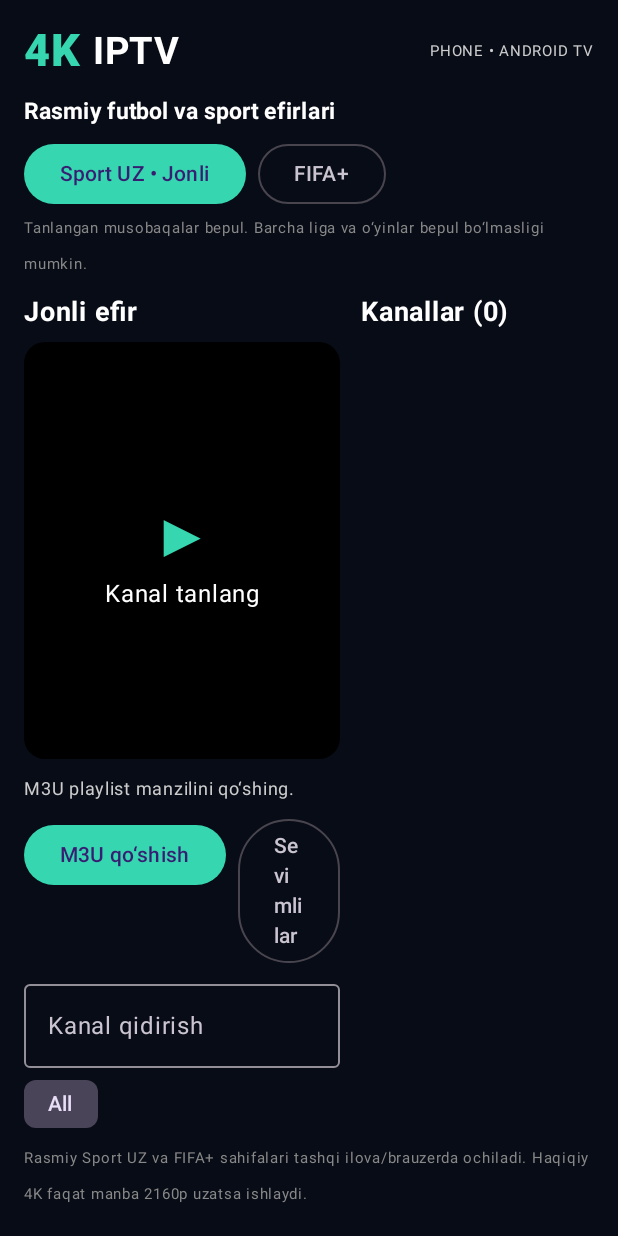
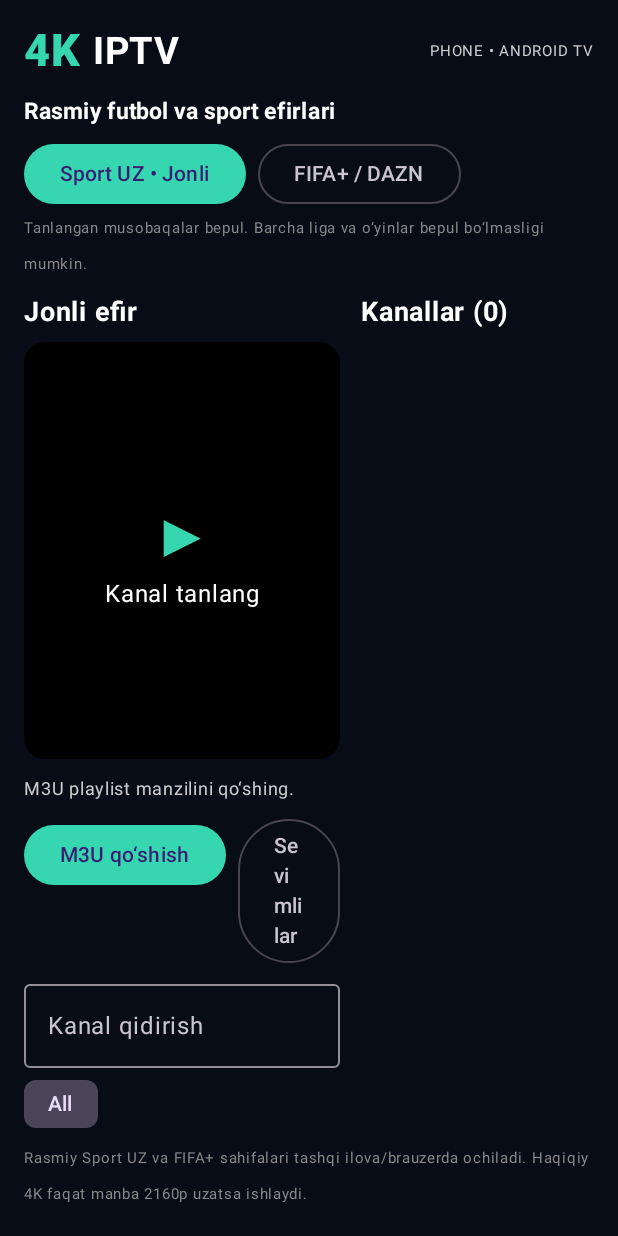
Before and after one commit to toxa0111/4k-Iptv, an Android app built with Jetpack Compose: the screen it shows after launch (MainActivity), on a phone screen of 412 x 824 dp. Run offline under Robolectric (Android 15) with nearby library versions, the phone set to English and light mode, and no system bars.

Commit message:
Update FIFA+ entry to current DAZN platform

```diff
--- a/app/src/main/java/uz/toxa/iptv/MainActivity.kt
+++ b/app/src/main/java/uz/toxa/iptv/MainActivity.kt
@@ -91,9 +91,9 @@ private fun IptvApp() {
                         context.startActivity(intent)
                     }) { Text("Sport UZ • Jonli") }
                     OutlinedButton(onClick = {
-                        val intent = Intent(Intent.ACTION_VIEW, Uri.parse("https://www.fifa.com/fifaplus"))
+                        val intent = Intent(Intent.ACTION_VIEW, Uri.parse("https://www.dazn.com/fifaplus"))
                         context.startActivity(intent)
-                    }) { Text("FIFA+") }
+                    }) { Text("FIFA+ / DAZN") }
                 }
                 Text("Tanlangan musobaqalar bepul. Barcha liga va o‘yinlar bepul bo‘lmasligi mumkin.", color = Color.Gray, fontSize = 10.sp)
                 Spacer(Modifier.height(8.dp))
```
